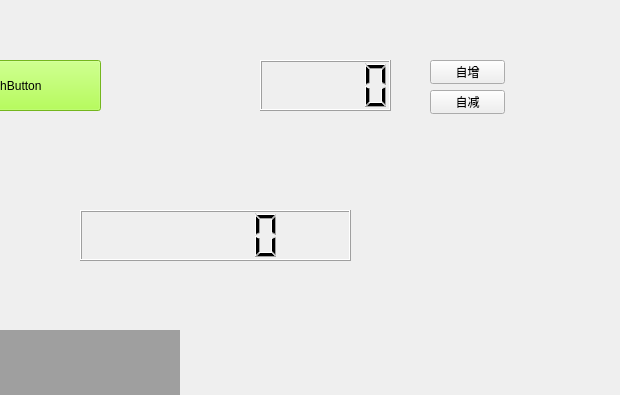
Above: form.ui from wxiafbi/fbi_10 before the change; both pictures show x 180 to 800 and y 0 to 395 of the 800 by 600 pixel window. Below: the same form after it.
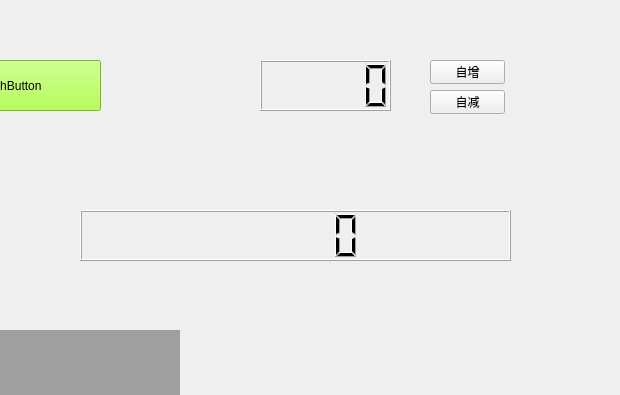
That is the form after the change.

```diff
--- a/form.ui
+++ b/form.ui
@@ -85,7 +85,7 @@
     <rect>
      <x>260</x>
      <y>210</y>
-     <width>271</width>
+     <width>431</width>
      <height>51</height>
     </rect>
    </property>
```
